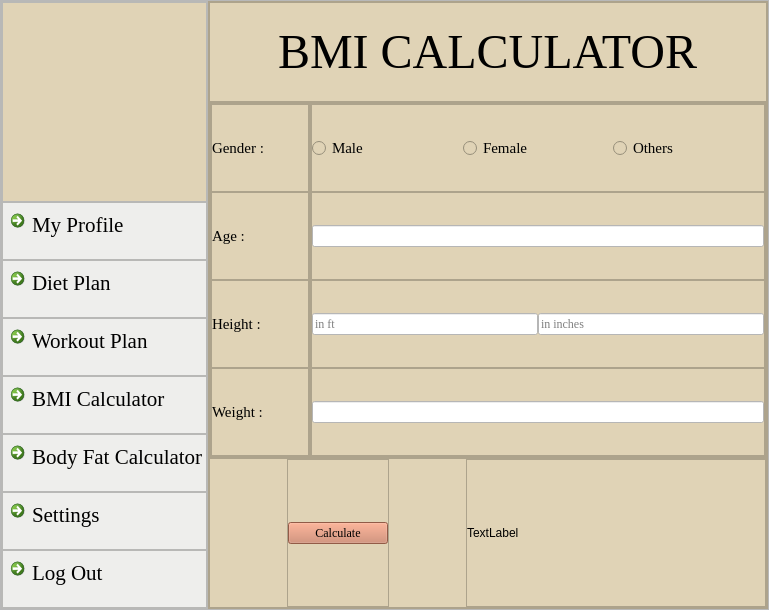
skidgefries/rightmeal, file bmi.ui: the form before one commit.
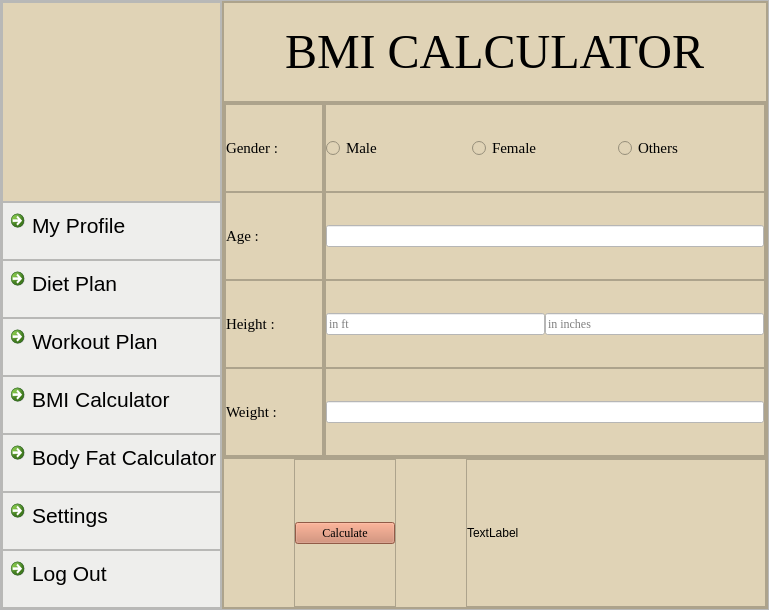
The form after the commit. Icons and pictures are not drawn.

What changed in the file:
```diff
--- a/bmi.ui
+++ b/bmi.ui
@@ -182,7 +182,7 @@
              <widget class="QCommandLinkButton" name="commandLinkButton_6">
               <property name="font">
                <font>
-                <family>Times New Roman</family>
+                <family>Segoe UI</family>
                 <pointsize>16</pointsize>
                 <bold>false</bold>
                </font>
@@ -223,7 +223,7 @@
              <widget class="QCommandLinkButton" name="commandLinkButton_21">
               <property name="font">
                <font>
-                <family>Times New Roman</family>
+                <family>Segoe UI</family>
                 <pointsize>16</pointsize>
                 <bold>false</bold>
                </font>
@@ -264,7 +264,7 @@
              <widget class="QCommandLinkButton" name="commandLinkButton_22">
               <property name="font">
                <font>
-                <family>Times New Roman</family>
+                <family>Segoe UI</family>
                 <pointsize>16</pointsize>
                 <bold>false</bold>
                </font>
@@ -305,7 +305,7 @@
              <widget class="QCommandLinkButton" name="commandLinkButton_23">
               <property name="font">
                <font>
-                <family>Times New Roman</family>
+                <family>Segoe UI</family>
                 <pointsize>16</pointsize>
                 <bold>false</bold>
                </font>
@@ -346,7 +346,7 @@
              <widget class="QCommandLinkButton" name="commandLinkButton_24">
               <property name="font">
                <font>
-                <family>Times New Roman</family>
+                <family>Segoe UI</family>
                 <pointsize>16</pointsize>
                 <bold>false</bold>
                </font>
@@ -387,7 +387,7 @@
              <widget class="QCommandLinkButton" name="commandLinkButton_25">
               <property name="font">
                <font>
-                <family>Times New Roman</family>
+                <family>Segoe UI</family>
                 <pointsize>16</pointsize>
                 <bold>false</bold>
                </font>
@@ -428,7 +428,7 @@
              <widget class="QCommandLinkButton" name="commandLinkButton_26">
               <property name="font">
                <font>
-                <family>Times New Roman</family>
+                <family>Segoe UI</family>
                 <pointsize>16</pointsize>
                 <bold>false</bold>
                </font>
```
Left out of the diff: 2 changed lines with no effect on the pictures.
